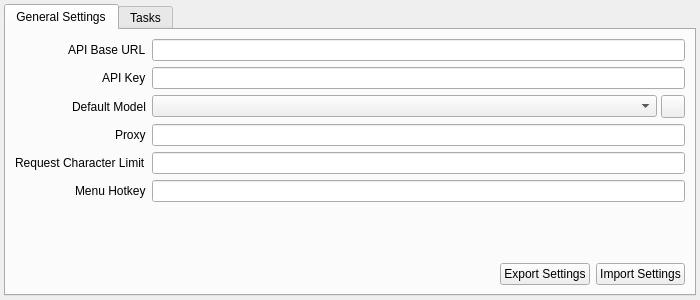
This is mainwindow.ui in avin/desktop-llm-helper as Qt 5 draws it before an edit. The edited form follows.
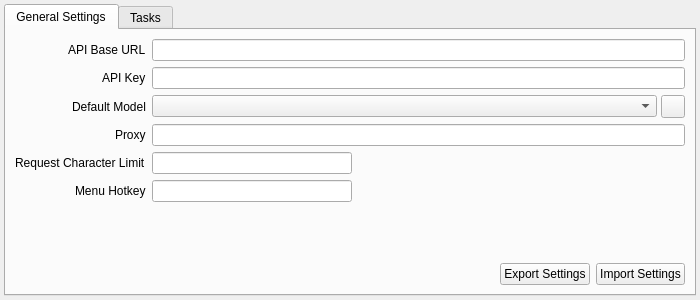
This is the edited form. The open tabs and pages were chosen to show the change.

What changed in the file:
```diff
--- a/mainwindow.ui
+++ b/mainwindow.ui
@@ -111,7 +111,14 @@
          </widget>
         </item>
         <item row="4" column="1">
-         <widget class="QLineEdit" name="lineEditMaxChars"/>
+         <widget class="QLineEdit" name="lineEditMaxChars">
+          <property name="maximumSize">
+           <size>
+            <width>200</width>
+            <height>16777215</height>
+           </size>
+          </property>
+         </widget>
         </item>
         <item row="5" column="0">
          <widget class="QLabel" name="labelHotkey">
@@ -121,7 +128,14 @@
          </widget>
         </item>
         <item row="5" column="1">
-         <widget class="QLineEdit" name="lineEditHotkey"/>
+         <widget class="QLineEdit" name="lineEditHotkey">
+          <property name="maximumSize">
+           <size>
+            <width>200</width>
+            <height>16777215</height>
+           </size>
+          </property>
+         </widget>
         </item>
         <item row="6" column="0" colspan="2">
          <spacer name="verticalSpacerSettings">
```
